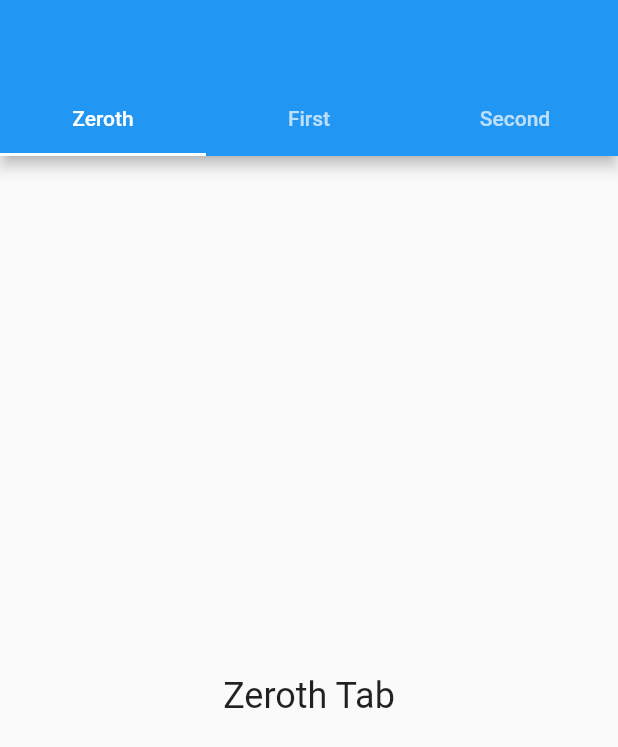
After one commit to maysahaj/flutterUI, a Flutter app: the MyStatelessWidget screen opened directly, on a phone screen of 412 x 824 dp. The commit adds this screen. Shown: the top 747 px of the screen. Run offline on Flutter 3.47's test engine with Material 2 defaults, Android fonts, the phone set to English and light mode, and no system bars; missing offline and left inert: sliver_fab.

Commit message:
first commit

```diff
--- /dev/null
+++ b/lib/tabbar.dart
@@ -0,0 +1,63 @@
+/// Flutter code sample for TabController
+
+// This example shows how to listen to page updates in [TabBar] and [TabBarView]
+// when using [DefaultTabController].
+
+import 'package:flutter/material.dart';
+class Mytabber extends StatelessWidget {
+  static const String _title = 'Flutter Code Sample';
+
+  @override
+  Widget build(BuildContext context) {
+    return MaterialApp(
+      title: _title,
+      home: MyStatelessWidget(),
+    );
+  }
+}
+
+final List<Tab> tabs = <Tab>[
+  Tab(text: 'Zeroth'),
+  Tab(text: 'First'),
+  Tab(text: 'Second'),
+];
+
+/// This is the stateless widget that the main application instantiates.
+class MyStatelessWidget extends StatelessWidget {
+  MyStatelessWidget({Key key}) : super(key: key);
+
+  @override
+  Widget build(BuildContext context) {
+    return DefaultTabController(
+      length: tabs.length,
+      // The Builder widget is used to have a different BuildContext to access
+      // closest DefaultTabController.
+      child: Builder(builder: (BuildContext context) {
+        final TabController tabController = DefaultTabController.of(context);
+        tabController.addListener(() {
+          if (!tabController.indexIsChanging) {
+            // Your code goes here.
+            // To get index of current tab use tabController.index
+          }
+        });
+        return Scaffold(
+          appBar: AppBar(
+            bottom: TabBar(
+              tabs: tabs,
+            ),
+          ),
+          body: TabBarView(
+            children: tabs.map((Tab tab) {
+              return Center(
+                child: Text(
+                  tab.text + ' Tab',
+                  style: Theme.of(context).textTheme.headline5,
+                ),
+              );
+            }).toList(),
+          ),
+        );
+      }),
+    );
+  }
+}
--- a/pubspec.yaml
+++ b/pubspec.yaml
@@ -21,6 +21,7 @@ environment:
   sdk: ">=2.7.0 <3.0.0"
 
 dependencies:
+  extended_nested_scroll_view: ^2.0.1
   sliver_fab: "^1.0.0"
   stretchy_header: ^1.0.8
   font_awesome_flutter: ^8.11.0
```
Also changed, not shown: lib/maysa.dart (+25 -31 lines), pubspec.lock.
